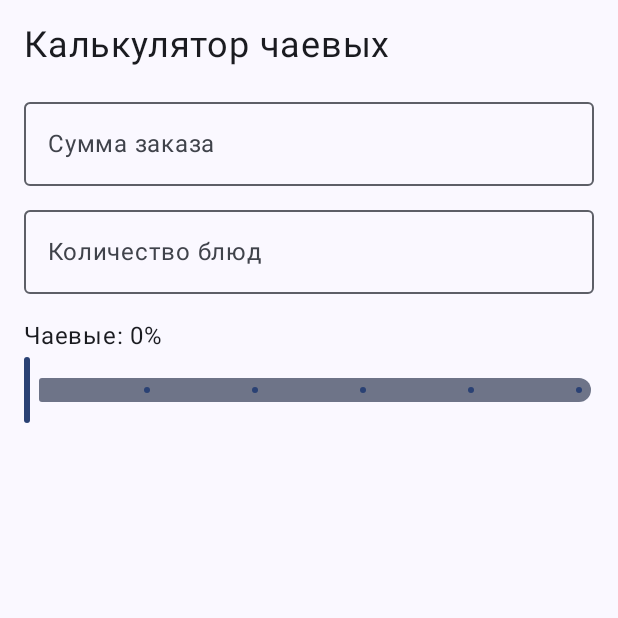
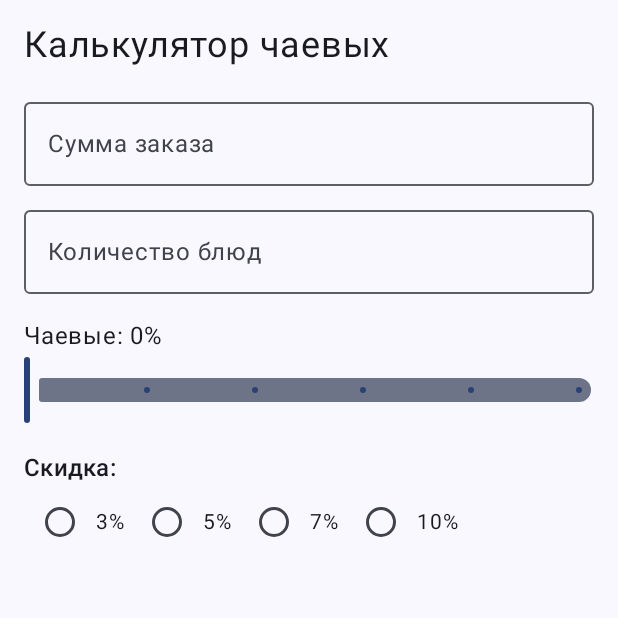
Before and after one commit to hila02238-cpu/TipCalculator, an Android app built with Jetpack Compose: the composable TipCalculatorScreen shown on its own in the app's theme, on a phone screen of 412 x 824 dp, the top half of it. Run offline under Robolectric (Android 15) with nearby library versions, the phone set to English and light mode, and no system bars.

Commit message:
NEW4* Add discount buttons

```diff
--- a/app/src/main/java/com/example/tipcalculator/MainActivity.kt
+++ b/app/src/main/java/com/example/tipcalculator/MainActivity.kt
@@ -1,18 +1,18 @@
 package com.example.tipcalculator
 
 import androidx.compose.foundation.layout.Column
+import androidx.compose.foundation.layout.Row
 import androidx.compose.foundation.layout.fillMaxWidth
 import androidx.compose.foundation.layout.padding
-import androidx.compose.material3.OutlinedTextField
-import androidx.compose.material3.Slider
-import androidx.compose.material3.Text
+import androidx.compose.material3.*
 import androidx.compose.runtime.*
+import androidx.compose.ui.Alignment
 import androidx.compose.ui.Modifier
 import androidx.compose.ui.tooling.preview.Preview
 import androidx.compose.ui.unit.dp
 import androidx.compose.ui.unit.sp
 
-// --- ЛОГИКА (без изменений) ---
+
 fun calculateDiscount(dishCount: Int): Int {
     return when {
         dishCount in 1..2 -> 3
@@ -27,12 +27,15 @@ fun calculateDiscountAmount(sum: Double, discountPercent: Int): Double {
     return sum * (discountPercent / 100.0)
 }
 
-// --- ИНТЕРФЕЙС ---
+
 @Composable
 fun TipCalculatorScreen() {
     var orderSum by remember { mutableStateOf("") }
     var dishCount by remember { mutableStateOf("") }
     var tipPercent by remember { mutableStateOf(0f) }
+
+    val currentDishCount = dishCount.toIntOrNull() ?: 0
+    val currentDiscount = calculateDiscount(currentDishCount)
 
     Column(modifier = Modifier.padding(16.dp)) {
         Text(text = "Калькулятор чаевых", fontSize = 24.sp)
@@ -52,19 +55,32 @@ fun TipCalculatorScreen() {
         )
 
         Text(text = "Чаевые: ${tipPercent.toInt()}%", modifier = Modifier.padding(top = 16.dp))
-
         Slider(
             value = tipPercent,
             onValueChange = { tipPercent = it },
             valueRange = 0f..25f,
-            steps = 4, // Шаг 5%
+            steps = 4,
             modifier = Modifier.fillMaxWidth()
         )
+
+        Text(text = "Скидка:", style = MaterialTheme.typography.titleMedium, modifier = Modifier.padding(top = 16.dp))
+
+        Row(verticalAlignment = Alignment.CenterVertically) {
+            listOf(3, 5, 7, 10).forEach { discount ->
+                Row(verticalAlignment = Alignment.CenterVertically, modifier = Modifier.padding(end = 4.dp)) {
+                    RadioButton(
+                        selected = (currentDiscount == discount),
+                        onClick = { }
+                    )
+                    Text("$discount%", fontSize = 14.sp)
+                }
+            }
+        }
     }
 }
 
-@Preview(showBackground = true, name = "Шаг 3: Слайдер")
+@Preview(showBackground = true, name = "Шаг 4: Радиокнопки")
 @Composable
-fun PreviewStep3() {
+fun PreviewStep4() {
     TipCalculatorScreen()
 }
```
